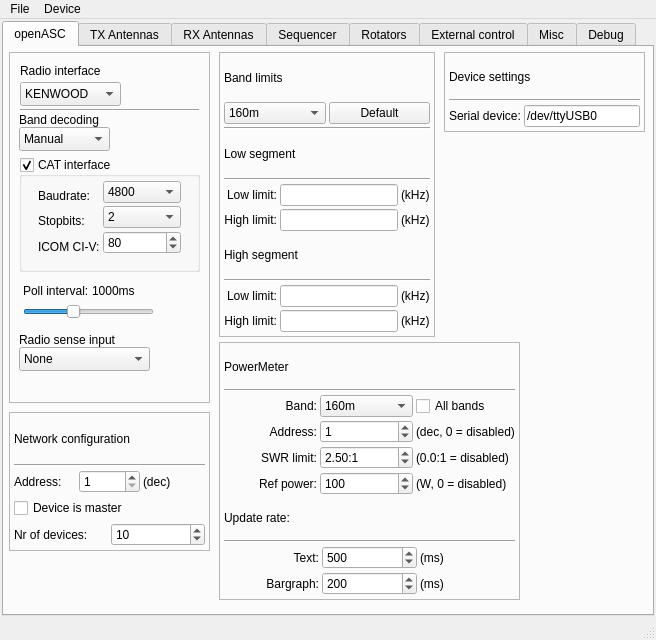
thegeek82000/openasc, file c/openASC_Configurator/ui/mainwindow.ui: the form before one commit.
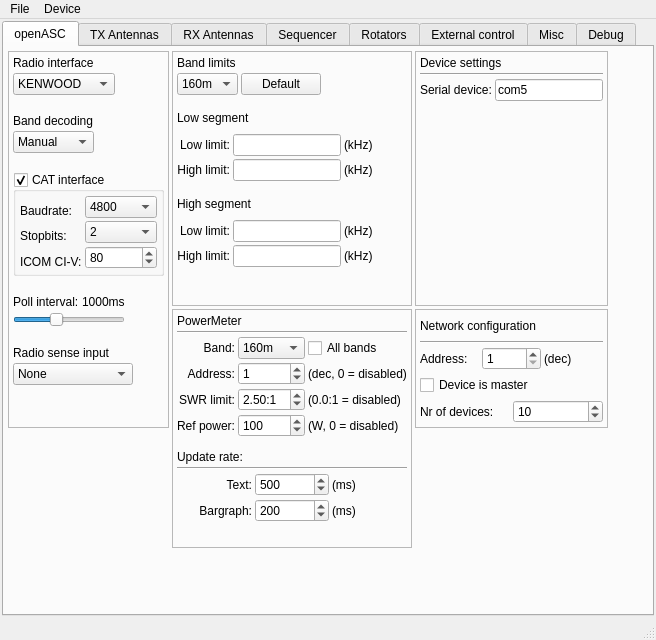
The form after the commit. The open tabs and pages were chosen to show the change.

Commit message: - Added a new function that can lock several bands, for example if you enter 17m it can also lock so another radio can not access 30 and 12m for example. However this function is not fully implemented in the firmware yet of the box - Added some icons to make it prettier - Added so it compiles in QT5, have not tested that it still compiles in QT4 - Added two more slots for RX antennas, so instead of 10 there is now 12 positions - Changed a bit in the layout so that it should look better in different platforms

What changed in the file:
```diff
--- a/c/openASC_Configurator/ui/mainwindow.ui
+++ b/c/openASC_Configurator/ui/mainwindow.ui
@@ -54,43 +54,31 @@
        <attribute name="title">
         <string>openASC</string>
        </attribute>
+       <layout class="QGridLayout" name="gridLayout_21">
+        <item row="0" column="0" rowspan="2">
        <widget class="QFrame" name="frameRadioInterface">
-        <property name="geometry">
-         <rect>
-          <x>5</x>
-          <y>5</y>
-          <width>201</width>
-          <height>351</height>
-         </rect>
-        </property>
         <property name="frameShape">
          <enum>QFrame::StyledPanel</enum>
         </property>
         <property name="frameShadow">
-         <enum>QFrame::Raised</enum>
-        </property>
+           <enum>QFrame::Plain</enum>
+          </property>
+          <property name="lineWidth">
+           <number>1</number>
+          </property>
+          <property name="midLineWidth">
+           <number>0</number>
+          </property>
+          <layout class="QFormLayout" name="formLayout_2">
+           <item row="0" column="0">
         <widget class="QLabel" name="labelRadioInterface">
-         <property name="geometry">
-          <rect>
-           <x>11</x>
-           <y>11</y>
-           <width>85</width>
-           <height>16</height>
-          </rect>
-         </property>
          <property name="text">
           <string>Radio interface</string>
          </property>
         </widget>
+           </item>
+           <item row="1" column="0">
         <widget class="QComboBox" name="comboBoxRadioType">
-         <property name="geometry">
-          <rect>
-           <x>11</x>
-           <y>30</y>
-           <width>101</width>
-           <height>24</height>
-          </rect>
-         </property>
          <item>
           <property name="text">
            <string>KENWOOD</string>
@@ -122,31 +110,32 @@
           </property>
          </item>
         </widget>
-        <widget class="Line" name="line">
-         <property name="geometry">
-          <rect>
-           <x>11</x>
-           <y>50</y>
-           <width>179</width>
-           <height>16</height>
-          </rect>
-         </property>
-         <property name="lineWidth">
-          <number>1</number>
-         </property>
+           </item>
+           <item row="2" column="0">
+            <spacer name="verticalSpacer_14">
          <property name="orientation">
-          <enum>Qt::Horizontal</enum>
-         </property>
-        </widget>
+              <enum>Qt::Vertical</enum>
+             </property>
+             <property name="sizeType">
+              <enum>QSizePolicy::Fixed</enum>
+             </property>
+             <property name="sizeHint" stdset="0">
+              <size>
+               <width>13</width>
+               <height>13</height>
+              </size>
+             </property>
+            </spacer>
+           </item>
+           <item row="3" column="0">
+            <widget class="QLabel" name="labelBandDecoding">
+             <property name="text">
+              <string>Band decoding</string>
+             </property>
+            </widget>
+           </item>
+           <item row="4" column="0">
         <widget class="QComboBox" name="comboBoxRadioMode">
-         <property name="geometry">
-          <rect>
-           <x>10</x>
-           <y>75</y>
-           <width>91</width>
-           <height>24</height>
-          </rect>
-         </property>
          <item>
           <property name="text">
            <string>Manual</string>
@@ -168,43 +157,33 @@
           </property>
          </item>
         </widget>
-        <widget class="QLabel" name="labelBandDecoding">
-         <property name="geometry">
-          <rect>
-           <x>10</x>
-           <y>60</y>
-           <width>106</width>
-           <height>16</height>
-          </rect>
-         </property>
-         <property name="text">
-          <string>Band decoding</string>
-         </property>
-        </widget>
+           </item>
+           <item row="5" column="0">
+            <spacer name="verticalSpacer_12">
+             <property name="orientation">
+              <enum>Qt::Vertical</enum>
+             </property>
+             <property name="sizeType">
+              <enum>QSizePolicy::Fixed</enum>
+             </property>
+             <property name="sizeHint" stdset="0">
+              <size>
+               <width>17</width>
+               <height>13</height>
+              </size>
+             </property>
+            </spacer>
+           </item>
+           <item row="6" column="0">
         <widget class="QGroupBox" name="groupBoxCAT">
-         <property name="geometry">
-          <rect>
-           <x>10</x>
-           <y>105</y>
-           <width>181</width>
-           <height>115</height>
-          </rect>
-         </property>
          <property name="title">
           <string>CAT interface</string>
          </property>
          <property name="checkable">
           <bool>true</bool>
          </property>
-         <widget class="QWidget" name="layoutWidget_3">
-          <property name="geometry">
-           <rect>
-            <x>15</x>
-            <y>20</y>
-            <width>151</width>
-            <height>89</height>
-           </rect>
-          </property>
+             <layout class="QVBoxLayout" name="verticalLayout_16">
+              <item>
           <layout class="QFormLayout" name="formLayout">
            <property name="fieldGrowthPolicy">
             <enum>QFormLayout::AllNonFixedFieldsGrow</enum>
@@ -344,55 +323,27 @@
             </widget>
            </item>
           </layout>
-         </widget>
-        </widget>
-        <widget class="QLabel" name="label_2">
-         <property name="geometry">
-          <rect>
-           <x>10</x>
-           <y>280</y>
-           <width>111</width>
-           <height>16</height>
-          </rect>
-         </property>
-         <property name="text">
-          <string>Radio sense input</string>
-         </property>
-        </widget>
-        <widget class="QComboBox" name="comboBoxRadioSenseInput">
-         <property name="geometry">
-          <rect>
-           <x>10</x>
-           <y>295</y>
-           <width>131</width>
-           <height>24</height>
-          </rect>
-         </property>
-         <item>
-          <property name="text">
-           <string>None</string>
-          </property>
-         </item>
-         <item>
-          <property name="text">
-           <string>Radio connector</string>
-          </property>
-         </item>
-         <item>
-          <property name="text">
-           <string>Sense RCA</string>
-          </property>
-         </item>
-        </widget>
-        <widget class="QWidget" name="layoutWidget_5">
-         <property name="geometry">
-          <rect>
-           <x>10</x>
-           <y>225</y>
-           <width>139</width>
-           <height>46</height>
-          </rect>
-         </property>
+              </item>
+             </layout>
+            </widget>
+           </item>
+           <item row="7" column="0">
+            <spacer name="verticalSpacer_15">
+             <property name="orientation">
+              <enum>Qt::Vertical</enum>
+             </property>
+             <property name="sizeType">
+              <enum>QSizePolicy::Fixed</enum>
+             </property>
+             <property name="sizeHint" stdset="0">
+              <size>
+               <width>17</width>
+               <height>13</height>
+              </size>
+             </property>
+            </spacer>
+           </item>
+           <item row="8" column="0">
          <layout class="QVBoxLayout" name="verticalLayoutPollInterval">
           <item>
            <layout class="QHBoxLayout" name="horizontalLayoutPoll">
@@ -441,22 +392,72 @@
            </widget>
           </item>
          </layout>
-        </widget>
-       </widget>
+           </item>
+           <item row="9" column="0">
+            <spacer name="verticalSpacer_13">
+             <property name="orientation">
+              <enum>Qt::Vertical</enum>
+             </property>
+             <property name="sizeType">
+              <enum>QSizePolicy::Fixed</enum>
+             </property>
+             <property name="sizeHint" stdset="0">
+              <size>
+               <width>17</width>
+               <height>13</height>
+              </size>
+             </property>
+            </spacer>
+           </item>
+           <item row="10" column="0">
+            <widget class="QLabel" name="label_2">
+             <property name="text">
+              <string>Radio sense input</string>
+             </property>
+            </widget>
+           </item>
+           <item row="11" column="0">
+            <widget class="QComboBox" name="comboBoxRadioSenseInput">
+             <item>
+              <property name="text">
+               <string>None</string>
+              </property>
+             </item>
+             <item>
+              <property name="text">
+               <string>Radio connector</string>
+              </property>
+             </item>
+             <item>
+              <property name="text">
+               <string>Sense RCA</string>
+              </property>
+             </item>
+            </widget>
+           </item>
+           <item row="12" column="0">
+            <spacer name="verticalSpacer_11">
+             <property name="orientation">
+              <enum>Qt::Vertical</enum>
+             </property>
+             <property name="sizeHint" stdset="0">
+              <size>
+               <width>17</width>
+               <height>11</height>
+              </size>
+             </property>
+            </spacer>
+           </item>
+          </layout>
+         </widget>
+        </item>
+        <item row="1" column="2">
        <widget class="QFrame" name="frameNetworkConfiguration">
-        <property name="geometry">
-         <rect>
-          <x>5</x>
-          <y>365</y>
-          <width>201</width>
-          <height>139</height>
-         </rect>
-        </property>
         <property name="frameShape">
          <enum>QFrame::StyledPanel</enum>
         </property>
         <property name="frameShadow">
-         <enum>QFrame::Raised</enum>
+           <enum>QFrame::Plain</enum>
         </property>
         <layout class="QVBoxLayout" name="verticalLayout_7">
          <item>
@@ -547,31 +548,25 @@
          </item>
         </layout>
        </widget>
-       <widget class="QFrame" name="frameDeviceConfiguration">
-        <property name="geometry">
-         <rect>
-          <x>440</x>
-          <y>5</y>
-          <width>201</width>
-          <height>80</height>
-         </rect>
-        </property>
+        </item>
+        <item row="1" column="1" rowspan="2">
+         <widget class="QFrame" name="framePowerMeter">
         <property name="frameShape">
          <enum>QFrame::StyledPanel</enum>
         </property>
         <property name="frameShadow">
-         <enum>QFrame::Raised</enum>
-        </property>
-        <layout class="QVBoxLayout" name="verticalLayout_9">
+           <enum>QFrame::Plain</enum>
+          </property>
+          <layout class="QVBoxLayout" name="verticalLayout_2">
          <item>
-          <widget class="QLabel" name="labelDeviceConfiguration">
+            <widget class="QLabel" name="labelPowerMeter">
            <property name="text">
-            <string>Device settings</string>
+              <string>PowerMeter</string>
            </property>
           </widget>
          </item>
          <item>
-          <widget class="Line" name="line_3">
+            <widget class="Line" name="line_8">
            <property name="lineWidth">
             <number>1</number>
            </property>
@@ -581,49 +576,310 @@
           </widget>
          </item>
          <item>
-          <layout class="QHBoxLayout" name="horizontalLayout_4">
+            <layout class="QGridLayout" name="gridLayout_12">
+             <item row="1" column="1">
+              <widget class="QSpinBox" name="spinBoxPowerMeterAddress">
+               <property name="minimum">
+                <number>0</number>
+               </property>
+               <property name="maximum">
+                <number>255</number>
+               </property>
+               <property name="value">
+                <number>1</number>
+               </property>
+              </widget>
+             </item>
+             <item row="0" column="2">
+              <widget class="QCheckBox" name="checkBoxPowerMeterAllBands">
+               <property name="text">
+                <string>All bands</string>
+               </property>
+              </widget>
+             </item>
+             <item row="1" column="0">
+              <widget class="QLabel" name="labelPowerMeterAddress">
+               <property name="text">
+                <string>Address:</string>
+               </property>
+               <property name="alignment">
+                <set>Qt::AlignRight|Qt::AlignTrailing|Qt::AlignVCenter</set>
+               </property>
+              </widget>
+             </item>
+             <item row="3" column="0">
+              <widget class="QLabel" name="labelPowerMeterRefPower">
+               <property name="text">
+                <string>Ref power:</string>
+               </property>
+               <property name="alignment">
+                <set>Qt::AlignRight|Qt::AlignTrailing|Qt::AlignVCenter</set>
+               </property>
+              </widget>
+             </item>
+             <item row="2" column="2">
+              <widget class="QLabel" name="labelPowerMeterSWRLimit">
+               <property name="text">
+                <string>(0.0:1 = disabled)</string>
+               </property>
+              </widget>
+             </item>
+             <item row="1" column="2">
+              <widget class="QLabel" name="labelPowerMeterAddressDec">
+               <property name="text">
+                <string>(dec, 0 = disabled)</string>
+               </property>
+              </widget>
+             </item>
+             <item row="3" column="2">
+              <widget class="QLabel" name="labelPowerMeterRefPowerWatts">
+               <property name="text">
+                <string>(W, 0 = disabled)</string>
+               </property>
+              </widget>
+             </item>
+             <item row="3" column="1">
+              <widget class="QSpinBox" name="spinBoxPowerMeterRefPower">
+               <property name="minimum">
+                <number>0</number>
+               </property>
+               <property name="maximum">
+                <number>32000</number>
+               </property>
+               <property name="singleStep">
+                <number>10</number>
+               </property>
+               <property name="value">
+                <number>100</number>
+               </property>
+              </widget>
+             </item>
+             <item row="2" column="1">
+              <widget class="QDoubleSpinBox" name="doubleSpinBoxPowerMeterSWR">
+               <property name="suffix">
+                <string>:1</string>
+               </property>
+               <property name="minimum">
+                <double>0.000000000000000</double>
+               </property>
+               <property name="maximum">
+                <double>10.000000000000000</double>
+               </property>
+               <property name="value">
+                <double>2.500000000000000</double>
+               </property>
+              </widget>
+             </item>
+             <item row="2" column="0">
+              <widget class="QLabel" name="labelPowerMeterSWR">
+               <property name="text">
+                <string>SWR limit:</string>
+               </property>
+               <property name="alignment">
+                <set>Qt::AlignRight|Qt::AlignTrailing|Qt::AlignVCenter</set>
+               </property>
+              </widget>
+             </item>
+             <item row="0" column="0">
+              <widget class="QLabel" name="labelPowerMeterBand">
+               <property name="text">
+                <string>Band:</string>
+               </property>
+               <property name="alignment">
+                <set>Qt::AlignRight|Qt::AlignTrailing|Qt::AlignVCenter</set>
+               </property>
+              </widget>
+             </item>
+             <item row="0" column="1">
+              <widget class="QComboBox" name="comboBoxPowerMeterBand">
            <item>
-            <widget class="QLabel" name="labelSerialPort">
              <property name="text">
-              <string>Serial device:</string>
-             </property>
-            </widget>
-           </item>
+                 <string>160m</string>
+                </property>
+               </item>
+               <item>
+                <property name="text">
+                 <string>80m</string>
+                </property>
+               </item>
+               <item>
+                <property name="text">
+                 <string>40m</string>
+                </property>
+               </item>
+               <item>
+                <property name="text">
+                 <string>30m</string>
+                </property>
+               </item>
+               <item>
+                <property name="text">
+                 <string>20m</string>
+                </property>
+               </item>
+               <item>
+                <property name="text">
+                 <string>17m</string>
+                </property>
+               </item>
+               <item>
+                <property name="text">
+                 <string>15m</string>
+                </property>
+               </item>
+               <item>
+                <property name="text">
+                 <string>12m</string>
+                </property>
+               </item>
+               <item>
+                <property name="text">
+                 <string>10m</string>
+                </property>
+               </item>
+              </widget>
+             </item>
+            </layout>
+           </item>
            <item>
-            <widget class="QLineEdit" name="lineEditDevicePort">
+            <spacer name="verticalSpacer_18">
+             <property name="orientation">
+              <enum>Qt::Vertical</enum>
+             </property>
+             <property name="sizeType">
+              <enum>QSizePolicy::Fixed</enum>
+             </property>
+             <property name="sizeHint" stdset="0">
+              <size>
+               <width>20</width>
+               <height>10</height>
+              </size>
+             </property>
+            </spacer>
+           </item>
+           <item>
+            <widget class="QLabel" name="labelPowerMeterAddress_2">
              <property name="text">
-              <string>/dev/ttyUSB0</string>
+              <string>Update rate:</string>
              </property>
+             <property name="alignment">
+              <set>Qt::AlignLeading|Qt::AlignLeft|Qt::AlignVCenter</set>
+             </property>
             </widget>
            </item>
-          </layout>
-         </item>
-        </layout>
-       </widget>
+           <item>
+            <widget class="Line" name="line_10">
+             <property name="lineWidth">
+              <number>1</number>
+             </property>
+             <property name="orientation">
+              <enum>Qt::Horizontal</enum>
+             </property>
+            </widget>
+           </item>
+           <item>
+            <layout class="QGridLayout" name="gridLayout_14">
+             <item row="0" column="1">
+              <widget class="QSpinBox" name="spinBoxPowerMeterUpdateRateText">
+               <property name="minimum">
+                <number>0</number>
+               </property>
+               <property name="maximum">
+                <number>5000</number>
+               </property>
+               <property name="singleStep">
+                <number>100</number>
+               </property>
+               <property name="value">
+                <number>500</number>
+               </property>
+              </widget>
+             </item>
+             <item row="1" column="2">
+              <widget class="QLabel" name="labelPowerMeterUpdateRateBargraphDec">
+               <property name="text">
+                <string>(ms)</string>
+               </property>
+              </widget>
+             </item>
+             <item row="1" column="1">
+              <widget class="QSpinBox" name="spinBoxPowerMeterUpdateRateBargraph">
+               <property name="minimum">
+                <number>0</number>
+               </property>
+               <property name="maximum">
+                <number>5000</number>
+               </property>
+               <property name="singleStep">
+                <number>100</number>
+               </property>
+               <property name="value">
+                <number>200</number>
+               </property>
+              </widget>
+             </item>
+             <item row="0" column="2">
+              <widget class="QLabel" name="labelPowerMeterUpdateRateTextDec">
+               <property name="text">
+                <string>(ms)</string>
+               </property>
+              </widget>
+             </item>
+             <item row="0" column="0">
+              <widget class="QLabel" name="labelPowerMeterUpdateRateText">
+               <property name="text">
+                <string>Text:</string>
+               </property>
+               <property name="alignment">
+                <set>Qt::AlignRight|Qt::AlignTrailing|Qt::AlignVCenter</set>
+               </property>
+              </widget>
+             </item>
+             <item row="1" column="0">
+              <widget class="QLabel" name="labelPowerMeterUpdateRateBargraph">
+               <property name="text">
+                <string>Bargraph:</string>
+               </property>
+               <property name="alignment">
+                <set>Qt::AlignRight|Qt::AlignTrailing|Qt::AlignVCenter</set>
+               </property>
+              </widget>
+             </item>
+            </layout>
+           </item>
+           <item>
+            <spacer name="verticalSpacer_6">
+             <property name="orientation">
+              <enum>Qt::Vertical</enum>
+             </property>
+             <property name="sizeHint" stdset="0">
+              <size>
+               <width>20</width>
+               <height>40</height>
+              </size>
+             </property>
+            </spacer>
+           </item>
+          </layout>
+         </widget>
+        </item>
+        <item row="0" column="1">
        <widget class="QFrame" name="frameBandLimits">
-        <property name="geometry">
-         <rect>
-          <x>215</x>
-          <y>5</y>
-          <width>216</width>
-          <height>285</height>
-         </rect>
-        </property>
         <property name="frameShape">
          <enum>QFrame::StyledPanel</enum>
         </property>
         <property name="frameShadow">
-         <enum>QFrame::Raised</enum>
-        </property>
-        <layout class="QVBoxLayout" name="verticalLayout_8">
-         <item>
+           <enum>QFrame::Plain</enum>
+          </property>
+          <layout class="QFormLayout" name="formLayout_3">
+           <item row="0" column="0">
           <widget class="QLabel" name="labelBandLimits">
            <property name="text">
             <string>Band limits</string>
            </property>
           </widget>
          </item>
-         <item>
+           <item row="1" column="0">
           <layout class="QHBoxLayout" name="horizontalLayout_5">
            <item>
             <widget class="QComboBox" name="comboBoxBandLimitBand">
@@ -683,24 +939,30 @@
            </item>
           </layout>
          </item>
-         <item>
-          <widget class="Line" name="line_4">
-           <property name="lineWidth">
-            <number>1</number>
-           </property>
+           <item row="2" column="0">
+            <spacer name="verticalSpacer_9">
            <property name="orientation">
-            <enum>Qt::Horizontal</enum>
-           </property>
-          </widget>
-         </item>
-         <item>
+              <enum>Qt::Vertical</enum>
+             </property>
+             <property name="sizeType">
+              <enum>QSizePolicy::Fixed</enum>
+             </property>
+             <property name="sizeHint" stdset="0">
+              <size>
+               <width>20</width>
+               <height>10</height>
+              </size>
+             </property>
+            </spacer>
+           </item>
+           <item row="3" column="0">
           <widget class="QLabel" name="labelBandLimitLowSegment">
            <property name="text">
             <string>Low segment</string>
            </property>
           </widget>
          </item>
-         <item>
+           <item row="4" column="0">
           <widget class="Line" name="line_6">
            <property name="lineWidth">
             <number>1</number>
@@ -710,7 +972,7 @@
            </property>
           </widget>
          </item>
-         <item>
+           <item row="5" column="0">
           <layout class="QGridLayout" name="gridLayout_4">
            <item row="0" column="0">
             <widget class="QLabel" name="labelBandLimitLowSegLowLimit">
@@ -754,14 +1016,30 @@
            </item>
           </layout>
          </item>
-         <item>
+           <item row="6" column="0">
+            <spacer name="verticalSpacer_8">
+             <property name="orientation">
+              <enum>Qt::Vertical</enum>
+             </property>
+             <property name="sizeType">
+              <enum>QSizePolicy::Fixed</enum>
+             </property>
+             <property name="sizeHint" stdset="0">
+              <size>
+               <width>20</width>
+               <height>10</height>
+              </size>
+             </property>
+            </spacer>
+           </item>
+           <item row="7" column="0">
           <widget class="QLabel" name="labelBandLimitHighSegment">
            <property name="text">
             <string>High segment</string>
            </property>
           </widget>
          </item>
-         <item>
+           <item row="8" column="0">
           <widget class="Line" name="line_5">
            <property name="lineWidth">
             <number>1</number>
@@ -771,7 +1049,7 @@
            </property>
           </widget>
          </item>
-         <item>
+           <item row="9" column="0">
           <layout class="QGridLayout" name="gridLayout_3">
            <item row="0" column="0">
             <widget class="QLabel" name="labelBandLimitHighSegLowLimit">
@@ -815,33 +1093,40 @@
            </item>
           </layout>
          </item>
-        </layout>
-       </widget>
-       <widget class="QFrame" name="framePowerMeter">
-        <property name="geometry">
-         <rect>
-          <x>215</x>
-          <y>295</y>
-          <width>301</width>
-          <height>258</height>
-         </rect>
-        </property>
+           <item row="10" column="0">
+            <spacer name="verticalSpacer_7">
+             <property name="orientation">
+              <enum>Qt::Vertical</enum>
+             </property>
+             <property name="sizeHint" stdset="0">
+              <size>
+               <width>20</width>
+               <height>40</height>
+              </size>
+             </property>
+            </spacer>
+           </item>
+          </layout>
+         </widget>
+        </item>
+        <item row="0" column="2">
+         <widget class="QFrame" name="frameDeviceConfiguration">
         <property name="frameShape">
          <enum>QFrame::StyledPanel</enum>
         </property>
         <property name="frameShadow">
-         <enum>QFrame::Raised</enum>
-        </property>
-        <layout class="QVBoxLayout" name="verticalLayout_2">
+           <enum>QFrame::Plain</enum>
+          </property>
+          <layout class="QVBoxLayout" name="verticalLayout_9">
          <item>
-          <widget class="QLabel" name="labelPowerMeter">
+            <widget class="QLabel" name="labelDeviceConfiguration">
            <property name="text">
-            <string>PowerMeter</string>
+              <string>Device settings</string>
            </property>
           </widget>
          </item>
          <item>
-          <widget class="Line" name="line_8">
+            <widget class="Line" name="line_3">
            <property name="lineWidth">
             <number>1</number>
            </property>
@@ -851,263 +1136,79 @@
           </widget>
          </item>
          <item>
-          <layout class="QGridLayout" name="gridLayout_12">
-           <item row="0" column="0">
-            <widget class="QLabel" name="labelPowerMeterBand">
+            <layout class="QHBoxLayout" name="horizontalLayout_4">
+             <item>
+              <widget class="QLabel" name="labelSerialPort">
              <property name="text">
-              <string>Band:</string>
-             </property>
-             <property name="alignment">
-              <set>Qt::AlignRight|Qt::AlignTrailing|Qt::AlignVCenter</set>
-             </property>
-            </widget>
-           </item>
-           <item row="0" column="1">
-            <widget class="QComboBox" name="comboBoxPowerMeterBand">
+                <string>Serial device:</string>
+               </property>
+              </widget>
+             </item>
              <item>
+              <widget class="QLineEdit" name="lineEditDevicePort">
               <property name="text">
-               <string>160m</string>
-              </property>
+                <string>com5</string>
+               </property>
+              </widget>
              </item>
-             <item>
-              <property name="text">
-               <string>80m</string>
-              </property>
+            </layout>
              </item>
              <item>
-              <property name="text">
-               <string>40m</string>
-              </property>
-             </item>
-             <item>
-              <property name="text">
-               <string>30m</string>
-              </property>
-             </item>
-             <item>
-              <property name="text">
-               <string>20m</string>
-              </property>
-             </item>
-             <item>
-              <property name="text">
-               <string>17m</string>
-              </property>
-             </item>
-             <item>
-              <property name="text">
-               <string>15m</string>
-              </property>
-             </item>
-             <item>
-              <property name="text">
-               <string>12m</string>
-              </property>
-             </item>
-             <item>
-              <property name="text">
-               <string>10m</string>
-              </property>
-             </item>
-            </widget>
-           </item>
-           <item row="0" column="2">
-            <widget class="QCheckBox" name="checkBoxPowerMeterAllBands">
-             <property name="text">
-              <string>All bands</string>
-             </property>
-            </widget>
-           </item>
-           <item row="1" column="0">
-            <widget class="QLabel" name="labelPowerMeterAddress">
-             <property name="text">
-              <string>Address:</string>
-             </property>
-             <property name="alignment">
-              <set>Qt::AlignRight|Qt::AlignTrailing|Qt::AlignVCenter</set>
-             </property>
-            </widget>
-           </item>
-           <item row="1" column="1">
-            <widget class="QSpinBox" name="spinBoxPowerMeterAddress">
-             <property name="minimum">
-              <number>0</number>
-             </property>
-             <property name="maximum">
-              <number>255</number>
-             </property>
-             <property name="value">
-              <number>1</number>
-             </property>
-            </widget>
-           </item>
-           <item row="1" column="2">
-            <widget class="QLabel" name="labelPowerMeterAddressDec">
-             <property name="text">
-              <string>(dec, 0 = disabled)</string>
-             </property>
-            </widget>
-           </item>
-           <item row="2" column="0">
-            <widget class="QLabel" name="labelPowerMeterSWR">
-             <property name="text">
-              <string>SWR limit:</string>
-             </property>
-             <property name="alignment">
-              <set>Qt::AlignRight|Qt::AlignTrailing|Qt::AlignVCenter</set>
-             </property>
-            </widget>
-           </item>
-           <item row="2" column="1">
-            <widget class="QDoubleSpinBox" name="doubleSpinBoxPowerMeterSWR">
-             <property name="suffix">
-              <string>:1</string>
-             </property>
-             <property name="minimum">
-              <double>0.000000000000000</double>
-             </property>
-             <property name="maximum">
-              <double>10.000000000000000</double>
-             </property>
-             <property name="value">
-              <double>2.500000000000000</double>
-             </property>
-            </widget>
-           </item>
-           <item row="2" column="2">
-            <widget class="QLabel" name="labelPowerMeterSWRLimit">
-             <property name="text">
-              <string>(0.0:1 = disabled)</string>
-             </property>
-            </widget>
-           </item>
-           <item row="3" column="0">
-            <widget class="QLabel" name="labelPowerMeterRefPower">
-             <property name="text">
-              <string>Ref power:</string>
-             </property>
-             <property name="alignment">
-              <set>Qt::AlignRight|Qt::AlignTrailing|Qt::AlignVCenter</set>
-             </property>
+            <spacer name="verticalSpacer_10">
+             <property name="orientation">
+              <enum>Qt::Vertical</enum>
+             </property>
+             <property name="sizeHint" stdset="0">
+              <size>
+               <width>20</width>
+               <height>40</height>
+              </size>
+             </property>
+            </spacer>
+           </item>
+          </layout>
             </widget>
            </item>
            <item row="3" column="1">
-            <widget class="QSpinBox" name="spinBoxPowerMeterRefPower">
-             <property name="minimum">
-              <number>0</number>
-             </property>
-             <property name="maximum">
-              <number>32000</number>
-             </property>
-             <property name="singleStep">
-              <number>10</number>
-             </property>
-             <property name="value">
-              <number>100</number>
-             </property>
-            </widget>
-           </item>
-           <item row="3" column="2">
-            <widget class="QLabel" name="labelPowerMeterRefPowerWatts">
-             <property name="text">
-              <string>(W, 0 = disabled)</string>
-             </property>
-            </widget>
-           </item>
-          </layout>
-         </item>
-         <item>
-          <widget class="QLabel" name="labelPowerMeterAddress_2">
-           <property name="text">
-            <string>Update rate:</string>
-           </property>
-           <property name="alignment">
-            <set>Qt::AlignLeading|Qt::AlignLeft|Qt::AlignVCenter</set>
-           </property>
-          </widget>
-         </item>
-         <item>
-          <widget class="Line" name="line_10">
-           <property name="lineWidth">
-            <number>1</number>
-           </property>
+         <spacer name="verticalSpacer_17">
+          <property name="orientation">
+           <enum>Qt::Vertical</enum>
+          </property>
+          <property name="sizeHint" stdset="0">
+           <size>
+            <width>20</width>
+            <height>40</height>
+           </size>
+          </property>
+         </spacer>
+        </item>
+        <item row="4" column="1">
+         <spacer name="verticalSpacer_16">
+          <property name="orientation">
+           <enum>Qt::Vertical</enum>
+          </property>
+          <property name="sizeHint" stdset="0">
+           <size>
+            <width>20</width>
+            <height>40</height>
+           </size>
+          </property>
+         </spacer>
+        </item>
+        <item row="0" column="3">
+         <spacer name="horizontalSpacer_7">
            <property name="orientation">
             <enum>Qt::Horizontal</enum>
            </property>
-          </widget>
-         </item>
-         <item>
-          <layout class="QGridLayout" name="gridLayout_14">
-           <item row="0" column="0">
-            <widget class="QLabel" name="labelPowerMeterUpdateRateText">
-             <property name="text">
-              <string>Text:</string>
-             </property>
-             <property name="alignment">
-              <set>Qt::AlignRight|Qt::AlignTrailing|Qt::AlignVCenter</set>
-             </property>
-            </widget>
-           </item>
-           <item row="0" column="1">
-            <widget class="QSpinBox" name="spinBoxPowerMeterUpdateRateText">
-             <property name="minimum">
-              <number>0</number>
-             </property>
-             <property name="maximum">
-              <number>5000</number>
-             </property>
-             <property name="singleStep">
-              <number>100</number>
-             </property>
-             <property name="value">
-              <number>500</number>
-             </property>
-            </widget>
-           </item>
-           <item row="0" column="2">
-            <widget class="QLabel" name="labelPowerMeterUpdateRateTextDec">
-             <property name="text">
-              <string>(ms)</string>
-             </property>
-            </widget>
-           </item>
-           <item row="1" column="0">
-            <widget class="QLabel" name="labelPowerMeterUpdateRateBargraph">
-             <property name="text">
-              <string>Bargraph:</string>
-             </property>
-             <property name="alignment">
-              <set>Qt::AlignRight|Qt::AlignTrailing|Qt::AlignVCenter</set>
-             </property>
-            </widget>
-           </item>
-           <item row="1" column="1">
-            <widget class="QSpinBox" name="spinBoxPowerMeterUpdateRateBargraph">
-             <property name="minimum">
-              <number>0</number>
-             </property>
-             <property name="maximum">
-              <number>5000</number>
-             </property>
-             <property name="singleStep">
-              <number>100</number>
-             </property>
-             <property name="value">
-              <number>200</number>
-             </property>
-            </widget>
-           </item>
-           <item row="1" column="2">
-            <widget class="QLabel" name="labelPowerMeterUpdateRateBargraphDec">
-             <property name="text">
-              <string>(ms)</string>
-             </property>
-            </widget>
-           </item>
-          </layout>
-         </item>
-        </layout>
-       </widget>
+          <property name="sizeHint" stdset="0">
+           <size>
+            <width>40</width>
+            <height>20</height>
+           </size>
+          </property>
+         </spacer>
+        </item>
+       </layout>
       </widget>
       <widget class="QWidget" name="tabTXAntennas">
        <attribute name="title">
```
Left out of the diff: 1048 changed lines with no effect on the pictures. Lines whose indentation alone changed are shown as unchanged. The commit also changes 24 other files.
